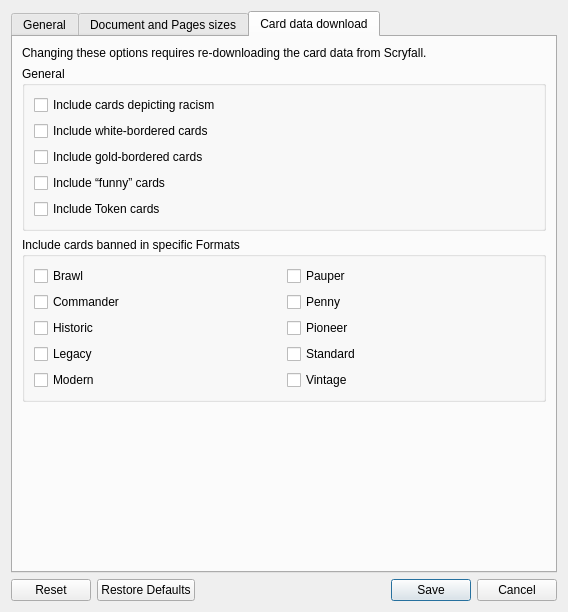
Above: mtg_proxy_printer/resources/ui/settings_window.ui from luziferius/MTGProxyPrinter before the change. Below: the same form after it.
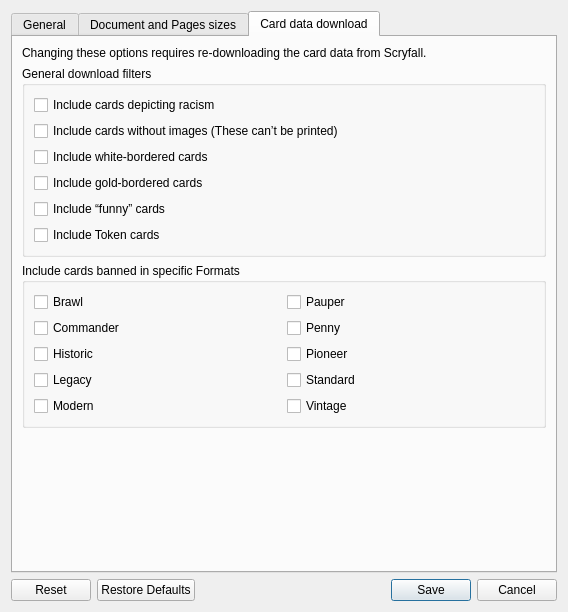
That is the form after the change. The open tabs and pages were chosen to show the change. Icons and pictures are not drawn.

Commit message:
Added new download filter, filtering all cards for which no image is available. This covers both cards without images and cards only having placeholder images. Added a test case verifying the filter.
FossilOrigin-Name: 3959e17a70cafd44763eec45a94d3b4854a6471496f5ecd4bc5a22e0abe9b5d9

```diff
--- a/mtg_proxy_printer/resources/ui/settings_window.ui
+++ b/mtg_proxy_printer/resources/ui/settings_window.ui
@@ -592,7 +592,7 @@
        <item>
         <widget class="QGroupBox" name="card_download_general_settings">
          <property name="title">
-          <string>General</string>
+          <string>General download filters</string>
          </property>
          <layout class="QVBoxLayout" name="verticalLayout_4">
           <item>
@@ -605,6 +605,18 @@
             </property>
            </widget>
           </item>
+          <item>
+           <widget class="QCheckBox" name="include_cards_without_images">
+            <property name="toolTip">
+             <string>This covers cards without images and non-english cards with low-resolution,
+English placeholder images with an overlay text stating
+“This card is not available in the selected language.”</string>
+            </property>
+            <property name="text">
+             <string>Include cards without images (These can’t be printed)</string>
+            </property>
+           </widget>
+          </item>
           <item>
            <widget class="QCheckBox" name="include_white_bordered_cards">
             <property name="text">
```
Left out of the diff: 1 changed line with no effect on the pictures. The commit also changes 6 other files.
